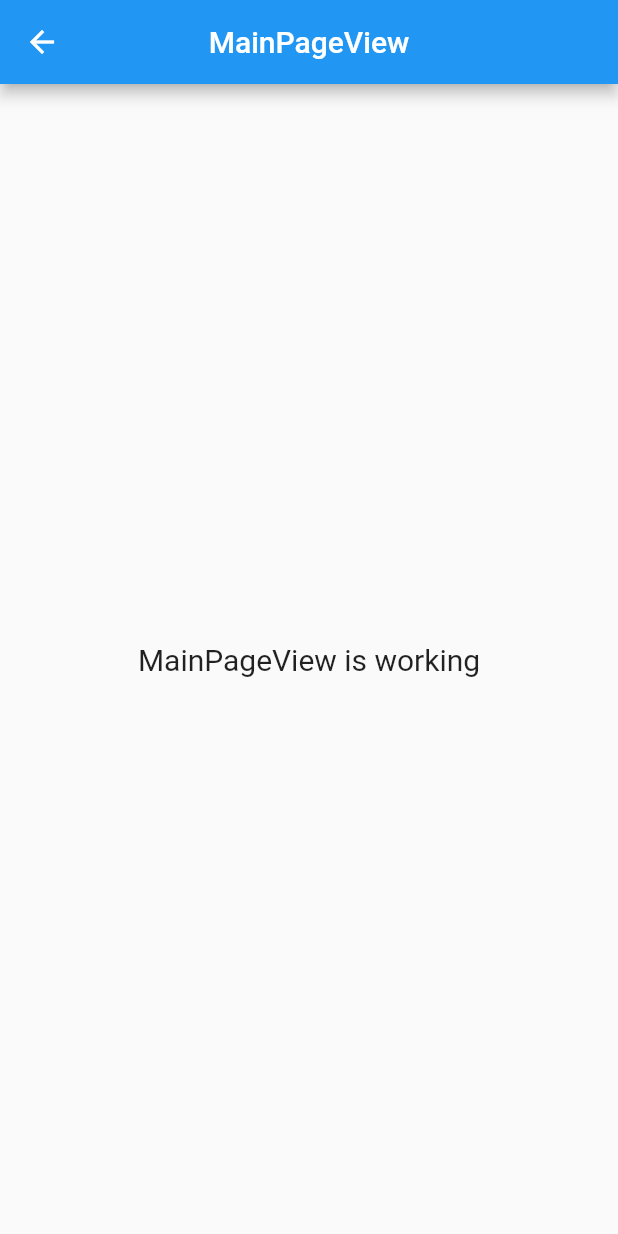
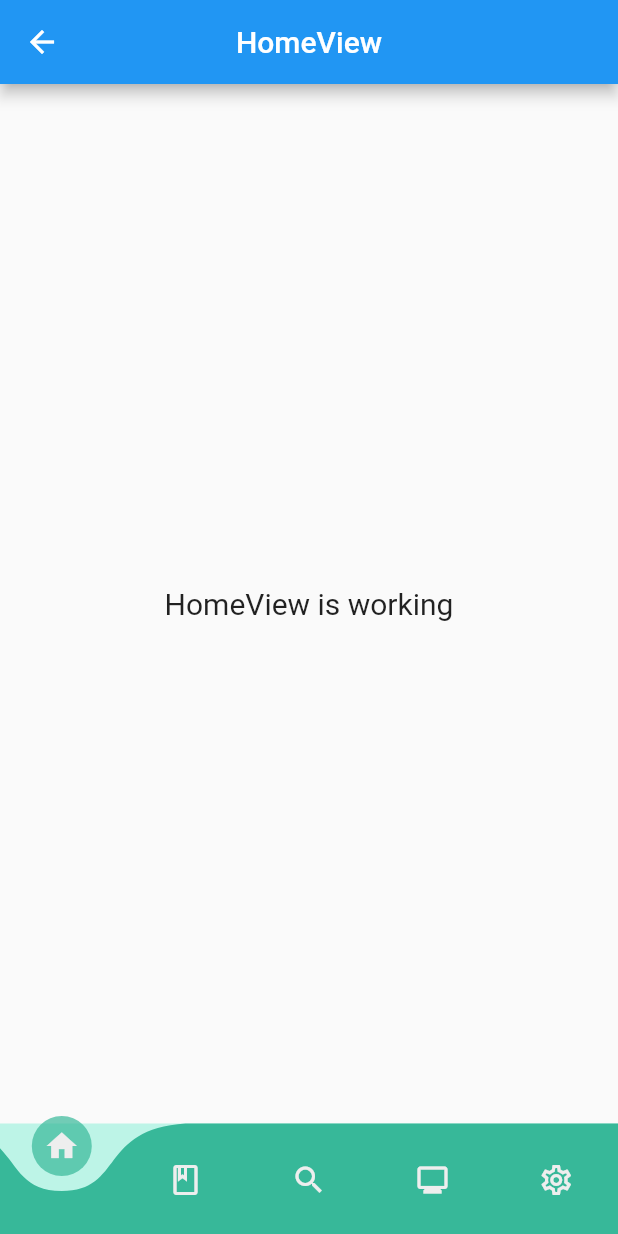
Before and after one commit to bagussubagja/muslim-pocket-app, a Flutter app: the MainPageView screen opened by its route, on a phone screen of 412 x 824 dp. Run offline on Flutter 3.47's test engine with Material 2 defaults, Android fonts, the phone set to English and light mode, and no system bars; drawn by our look-alikes of curved_navigation_bar; our stand-ins replace get, sizer.

Commit message:
MPA-3 : create main page for bottom navigation

```diff
--- a/lib/app/modules/main_page/controllers/main_page_controller.dart
+++ b/lib/app/modules/main_page/controllers/main_page_controller.dart
@@ -1,23 +1,25 @@
+import 'package:flutter/material.dart';
 import 'package:get/get.dart';
+import 'package:muslim_pocket_app/app/modules/home/views/home_view.dart';
+import 'package:muslim_pocket_app/app/modules/kajian/views/kajian_view.dart';
+import 'package:muslim_pocket_app/app/modules/quran/views/quran_view.dart';
+import 'package:muslim_pocket_app/app/modules/setting/views/setting_view.dart';
+import 'package:muslim_pocket_app/app/modules/yufid_search_engine/views/yufid_search_engine_view.dart';
 
 class MainPageController extends GetxController {
-  //TODO: Implement MainPageController
 
-  final count = 0.obs;
-  @override
-  void onInit() {
-    super.onInit();
+  final index = 0.obs;
+
+  final List<Widget> bodyScreenList = const [
+    HomeView(),
+    QuranView(),
+    YufidSearchEngineView(),
+    KajianView(),
+    SettingView(),
+  ];
+
+  void changeIndex (int newIndex){
+    index.value = newIndex;
+    update();
   }
-
-  @override
-  void onReady() {
-    super.onReady();
-  }
-
-  @override
-  void onClose() {
-    super.onClose();
-  }
-
-  void increment() => count.value++;
 }
--- a/lib/app/modules/main_page/views/main_page_view.dart
+++ b/lib/app/modules/main_page/views/main_page_view.dart
@@ -1,6 +1,8 @@
+import 'package:curved_navigation_bar/curved_navigation_bar.dart';
 import 'package:flutter/material.dart';
 
 import 'package:get/get.dart';
+import 'package:muslim_pocket_app/app/utils/constant_theme.dart';
 
 import '../controllers/main_page_controller.dart';
 
@@ -8,17 +10,45 @@ class MainPageView extends GetView<MainPageController> {
   const MainPageView({Key? key}) : super(key: key);
   @override
   Widget build(BuildContext context) {
-    return Scaffold(
-      appBar: AppBar(
-        title: const Text('MainPageView'),
-        centerTitle: true,
-      ),
-      body: Center(
-        child: Text(
-          'MainPageView is working',
-          style: TextStyle(fontSize: 20),
-        ),
-      ),
-    );
+    return Obx(() => Scaffold(
+          bottomNavigationBar: CurvedNavigationBar(
+            color: greenPrimaryColor,
+            backgroundColor: greenLightColor.withOpacity(0.35),
+            buttonBackgroundColor: greenPrimaryColor.withOpacity(0.7),
+            animationDuration: const Duration(milliseconds: 400),
+            items: [
+              Icon(
+                controller.index.value == 0 ? Icons.home : Icons.home_outlined,
+                color: greyLightColor,
+              ),
+              Icon(
+                controller.index.value == 1 ? Icons.book : Icons.book_outlined,
+                color: greyLightColor,
+              ),
+              Icon(
+                controller.index.value == 2
+                    ? Icons.search_rounded
+                    : Icons.search_sharp,
+                color: greyLightColor,
+              ),
+              Icon(
+                controller.index.value == 3
+                    ? Icons.monitor
+                    : Icons.monitor_outlined,
+                color: greyLightColor,
+              ),
+              Icon(
+                controller.index.value == 4
+                    ? Icons.settings
+                    : Icons.settings_outlined,
+                color: greyLightColor,
+              ),
+            ],
+            onTap: (index) {
+              controller.changeIndex(index);
+            },
+          ),
+          body: controller.bodyScreenList[controller.index.value],
+        ));
   }
 }
--- a/lib/app/routes/app_routes.dart
+++ b/lib/app/routes/app_routes.dart
@@ -9,6 +9,7 @@ abstract class Routes {
   static const KAJIAN = _Paths.KAJIAN;
   static const SETTING = _Paths.SETTING;
   static const DETAIL_QURAN = _Paths.QURAN + _Paths.DETAIL_QURAN;
+  static const YUFID_SEARCH_ENGINE = _Paths.YUFID_SEARCH_ENGINE;
 }
 
 abstract class _Paths {
@@ -19,4 +20,5 @@ abstract class _Paths {
   static const KAJIAN = '/kajian';
   static const SETTING = '/setting';
   static const DETAIL_QURAN = '/detail-quran';
+  static const YUFID_SEARCH_ENGINE = '/yufid-search-engine';
 }
```
Also changed, not shown: lib/app/modules/yufid_search_engine/bindings/yufid_search_engine_binding.dart (added, +12 -0 lines), lib/app/modules/yufid_search_engine/controllers/yufid_search_engine_controller.dart (added, +23 -0 lines), lib/app/modules/yufid_search_engine/views/yufid_search_engine_view.dart (added, +24 -0 lines), lib/app/routes/app_pages.dart (+8 -1 lines).
